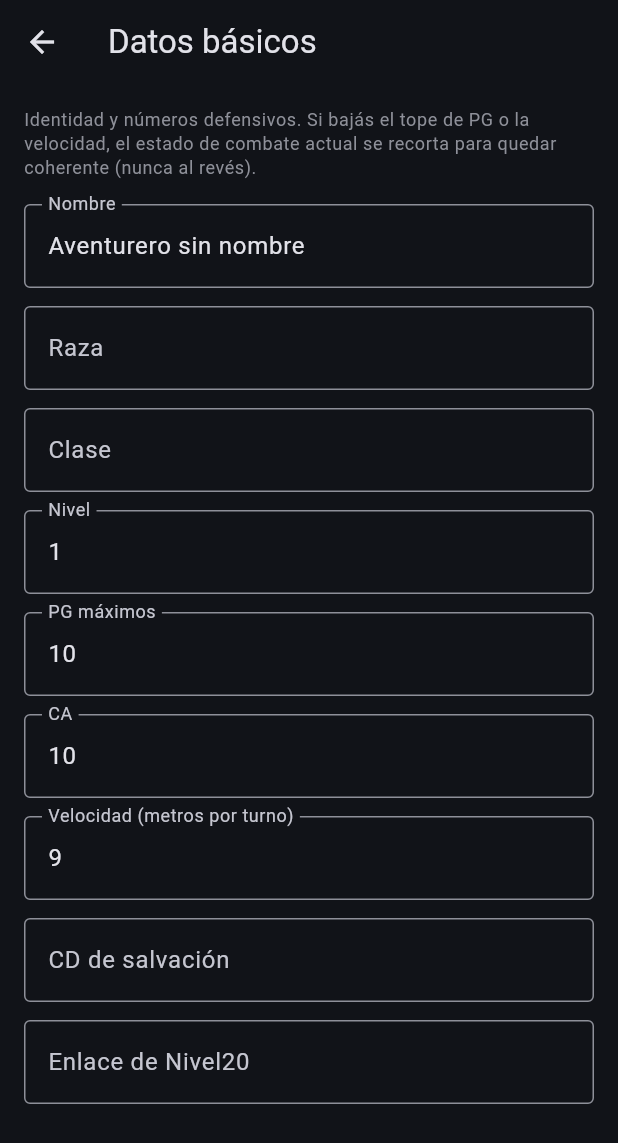
After one commit to TheIronfoxX/EasyDnD, a Flutter app: the CharacterEditorScreen screen opened directly, after a tap on "Datos básicos", on a phone screen of 412 x 824 dp. The commit adds this screen. Shown: the top 1143 px of the screen. Run offline on Flutter 3.47's test engine with Material 3 defaults, Android fonts, the phone set to English and light mode, and no system bars; our stand-ins replace file_picker, shared_preferences; accounts and stored records are empty.

Commit message:
Rework 4a: editor manual — esqueleto, alta en blanco y datos básicos
- Se edita sobre una COPIA de la ficha (roundtrip JSON) y el roster
  no se toca hasta Guardar: valida con el mismo CharacterValidator
  que la importación y commitea por id (replaceCharacter sin
  duplicar; alta si el id no está, cubre también el alta manual
  desde cero que la app vieja no tenía).
- Salir con cambios pide confirmación comparando el JSON del
  borrador contra el original (sin flag dirty a mano).
- CharacterModel.copy()/blank() y los setters coherentes
  setHpMax/setLevel/setSpeed: bajar el tope de PG/velocidad recorta
  el estado de combate, subirlo nunca regala (vida, dados de golpe
  por nivel, movimiento del turno).
- Sección Datos básicos: identidad + PG máx/CA/velocidad/CD/Nivel20.
  Los PG actuales y compañía NO se editan acá: son estado de
  combate del HUD (Etapa 5), pero sobreviven a la edición.
- Avisos del validador al guardar: informativos, no bloquean
  (mismo criterio que el wizard). Campos TextFormField con
  initialValue (sin controllers) que escriben al borrador al toque.
- Tests: alta, edición sin duplicar, bloqueo por nombre vacío,
  descarte con confirmación, coherencia de setters y copy/blank
  (132 verdes).

```diff
--- a/lib/domain/models/character.dart
+++ b/lib/domain/models/character.dart
@@ -12,6 +12,7 @@
 // HP, cargas, ranuras y condiciones en pleno combate y confía en que
 // el store notifique y persista después de cada cambio.
 
+import 'dart:convert';
 import 'dart:math';
 
 import '../../core/dnd_rules.dart';
@@ -84,6 +85,25 @@ class BasicInfo {
 
   /// Bonificador de competencia según nivel (ver DndRules).
   int get proficiencyBonus => DndRules.proficiencyBonusFor(level);
+
+  /// Cambia el máximo de PG manteniendo la coherencia del estado de
+  /// combate: la vida actual se recorta si queda por encima del nuevo
+  /// tope, pero nunca se "cura" sola al subirlo (eso lo hace el
+  /// jugador desde el HUD si le corresponde).
+  void setHpMax(int value) {
+    hpMax = value;
+    if (currentHp > value) currentHp = value;
+  }
+
+  /// Cambia el nivel manteniendo coherentes los dados de golpe: si el
+  /// total era exactamente el nivel viejo (el caso normal: un dado por
+  /// nivel), acompaña al nuevo; los gastados se recortan si quedan por
+  /// encima del total. Si el total era custom (homebrew), se respeta.
+  void setLevel(int value) {
+    if (hitDiceMax == level) hitDiceMax = value;
+    if (hitDiceCurrent > hitDiceMax) hitDiceCurrent = hitDiceMax;
+    level = value;
+  }
 
   factory BasicInfo.fromJson(Map<String, dynamic> json) {
     final hpMax = ((json['hp_max'] as num?) ?? 1).toInt();
@@ -537,6 +557,72 @@ class CharacterModel {
     return 'char_${timestamp}_$random';
   }
 
+  /// Cambia la velocidad base manteniendo coherente el movimiento del
+  /// turno en curso: si quedaba más movimiento que la nueva velocidad,
+  /// se recorta (nunca se "regala" movimiento al subirla a mitad de
+  /// turno).
+  void setSpeed(int value) {
+    basicInfo.speed = value;
+    if (turnStatus.movementRemaining > value) {
+      turnStatus.movementRemaining = value;
+    }
+  }
+
+  /// Copia profunda e INDEPENDIENTE de la ficha. La usa el editor
+  /// manual (Etapa 4): edita una copia y recién al confirmar la
+  /// commitea al roster, así cerrar el editor a mitad de cambios no
+  /// corrompe la ficha guardada.
+  ///
+  /// Va por roundtrip JSON a propósito: pasa por la MISMA
+  /// deserialización que el guardado/carga, así la copia queda
+  /// normalizada exactamente igual que la ficha que va a reemplazar
+  /// (mismos fallbacks, mismo orden de claves).
+  CharacterModel copy() => CharacterModel.fromJson(
+        (jsonDecode(jsonEncode(toJson())) as Map).cast<String, dynamic>(),
+      );
+
+  /// Ficha en blanco para el alta manual (Etapa 4): lo mínimo jugable
+  /// — PG 10, CA 10, velocidad humana, atributos 10/+0, todo lo demás
+  /// vacío — con nombre placeholder. Pasa la validación sin ningún
+  /// aviso (ver test): es una ficha "válida pero por llenar".
+  factory CharacterModel.blank() => CharacterModel(
+        basicInfo: BasicInfo(
+          name: 'Aventurero sin nombre',
+          race: '',
+          characterClass: '',
+          hpMax: 10,
+          currentHp: 10,
+          ac: 10,
+        ),
+        inventory: Inventory(weapons: [], mundaneItems: []),
+        abilitiesByAction: AbilitiesByAction(
+          action: [],
+          bonusAction: [],
+          reaction: [],
+          passive: [],
+        ),
+        stats: StatsBlock(
+          str: _blankScore('Fuerza'),
+          dex: _blankScore('Destreza'),
+          con: _blankScore('Constitución'),
+          intelligence: _blankScore('Inteligencia'),
+          wis: _blankScore('Sabiduría'),
+          cha: _blankScore('Carisma'),
+        ),
+        spellSlots: SpellSlots(slots: []),
+        skills: [],
+        loreInfo: LoreInfo(
+          backstory: '',
+          personalityTraits: '',
+          ideals: '',
+          bonds: '',
+          flaws: '',
+        ),
+      );
+
+  static AbilityScore _blankScore(String name) =>
+      AbilityScore(name: name, value: 10, mod: 0, description: '');
+
   factory CharacterModel.fromJson(Map<String, dynamic> json) {
     final rawSkills = (json['skills'] as List<dynamic>?) ?? [];
     final rawResources = (json['resources'] as List<dynamic>?) ?? [];
--- /dev/null
+++ b/lib/features/editor/character_editor_screen.dart
@@ -0,0 +1,287 @@
+// El editor manual de fichas por secciones (Etapa 4).
+//
+// Flujo: se edita sobre una COPIA de la ficha (o una ficha en blanco
+// para el alta manual) y el roster no se toca hasta "Guardar". Ahí se
+// valida con el MISMO CharacterValidator que la importación con IA y
+// recién entonces se commitea — por índice si la ficha ya existía
+// (replaceCharacter, sin duplicar) o como alta si no.
+//
+// Las secciones (datos, atributos, habilidades, inventario...) son
+// páginas que el shell apila y que mutan el borrador EN EL LUGAR: no
+// hay "guardar" por sección, hay UN commit al final. Salir con
+// cambios sin guardar pide confirmación comparando el JSON del
+// borrador contra el original — barato y sin flag "dirty" que
+// mantener a mano.
+//
+// El estado de combate (PG actuales, recursos gastados, turno)
+// sobrevive a la edición porque viaja serializado en la ficha: la
+// copia lo conserva tal cual y los cambios que lo afectan lo
+// mantienen coherente (ver setHpMax/setLevel/setSpeed del modelo).
+
+import 'dart:convert';
+
+import 'package:flutter/material.dart';
+import 'package:provider/provider.dart';
+
+import '../../domain/character_validator.dart';
+import '../../domain/models/character.dart';
+import '../../state/character_store.dart';
+import 'editor_section_basic_info.dart';
+
+class CharacterEditorScreen extends StatefulWidget {
+  const CharacterEditorScreen({super.key, this.character});
+
+  /// La ficha a editar. Null = alta manual desde cero.
+  final CharacterModel? character;
+
+  @override
+  State<CharacterEditorScreen> createState() => _CharacterEditorScreenState();
+}
+
+/// Una sección del editor: tile del menú + página que recibe el
+/// borrador. Las secciones de las etapas 4b-4d se agregan a
+/// [_sections] sin tocar nada más del shell.
+class _SectionSpec {
+  const _SectionSpec({
+    required this.icon,
+    required this.title,
+    required this.subtitle,
+    required this.page,
+  });
+
+  final IconData icon;
+  final String title;
+  final String Function(CharacterModel draft) subtitle;
+  final Widget Function(CharacterModel draft) page;
+}
+
+class _CharacterEditorScreenState extends State<CharacterEditorScreen> {
+  late final CharacterModel _draft;
+  late final String _originalJson;
+
+  /// True después de un guardado exitoso: el PopScope deja pasar el
+  /// pop sin pedir confirmación de descarte.
+  bool _saved = false;
+
+  static final List<_SectionSpec> _sections = [
+    _SectionSpec(
+      icon: Icons.badge_outlined,
+      title: 'Datos básicos',
+      subtitle: _basicInfoSubtitle,
+      page: (draft) => EditorSectionBasicInfo(draft: draft),
+    ),
+    // 4b: atributos, competencias y ranuras.
+    // 4c: habilidades por economía de acciones.
+    // 4d: recursos, inventario, lore y compañeros.
+  ];
+
+  static String _basicInfoSubtitle(CharacterModel draft) {
+    final basic = draft.basicInfo;
+    final clase =
+        basic.characterClass.isEmpty ? 'sin clase' : basic.characterClass;
+    return 'Nivel ${basic.level} · ${basic.hpMax} PG · CA ${basic.ac} · $clase';
+  }
+
+  @override
+  void initState() {
+    super.initState();
+    _draft = widget.character?.copy() ?? CharacterModel.blank();
+    _originalJson = jsonEncode(_draft.toJson());
+  }
+
+  bool get _hasChanges => jsonEncode(_draft.toJson()) != _originalJson;
+
+  // -------------------------------------------------------------------
+  // ACCIONES
+  // -------------------------------------------------------------------
+
+  Future<void> _openSection(_SectionSpec section) async {
+    await Navigator.of(context).push(
+      MaterialPageRoute<void>(builder: (_) => section.page(_draft)),
+    );
+    // Al volver: los contadores de los tiles pueden haber cambiado.
+    if (mounted) setState(() {});
+  }
+
+  Future<void> _confirmDiscardAndPop() async {
+    if (!_hasChanges) {
+      Navigator.of(context).pop(false);
+      return;
+    }
+
+    final discard = await showDialog<bool>(
+      context: context,
+      builder: (dialogContext) => AlertDialog(
+        title: const Text('¿Descartar los cambios?'),
+        content: const Text(
+          'Esta ficha tiene cambios sin guardar. Si salís ahora, se pierden.',
+        ),
+        actions: [
+          TextButton(
+            onPressed: () => Navigator.of(dialogContext).pop(false),
+            child: const Text('Seguir editando'),
+          ),
+          FilledButton.tonal(
+            onPressed: () => Navigator.of(dialogContext).pop(true),
+            child: const Text('Descartar'),
+          ),
+        ],
+      ),
+    );
+
+    if (discard == true && mounted) Navigator.of(context).pop(false);
+  }
+
+  Future<void> _save() async {
+    // Se captura antes de los awaits: después de los diálogos el
+    // contexto podría ya no estar montado.
+    final store = context.read<CharacterStore>();
+
+    final result = CharacterValidator.validateMap(_draft.toJson());
+
+    // Errores bloqueantes (en la práctica: nombre vacío): no entra nada.
+    if (!result.isOk) {
+      await showDialog<void>(
+        context: context,
+        builder: (dialogContext) => AlertDialog(
+          title: const Text('La ficha no se puede guardar'),
+          content: Column(
+            mainAxisSize: MainAxisSize.min,
+            crossAxisAlignment: CrossAxisAlignment.start,
+            children: [
+              for (final error in result.errors)
+                Padding(
+                  padding: const EdgeInsets.only(bottom: 4),
+                  child: Text('${error.field} — ${error.message}'),
+                ),
+            ],
+          ),
+          actions: [
+            FilledButton(
+              onPressed: () => Navigator.of(dialogContext).pop(),
+              child: const Text('Corregir'),
+            ),
+          ],
+        ),
+      );
+      return;
+    }
+
+    // Avisos: no bloquean (mismo criterio permisivo que el wizard de
+    // importación), pero se listan antes de dejarlos pasar.
+    final warnings = result.warnings;
+    if (warnings.isNotEmpty) {
+      final goOn = await showDialog<bool>(
+        context: context,
+        builder: (dialogContext) => AlertDialog(
+          title: Text('Hay ${warnings.length} avisos'),
+          content: SizedBox(
+            width: double.maxFinite,
+            child: ListView(
+              shrinkWrap: true,
+              children: [
+                for (final warning in warnings)
+                  ListTile(
+                    dense: true,
+                    contentPadding: EdgeInsets.zero,
+                    title: Text(warning.field,
+                        style: const TextStyle(fontFamily: 'monospace')),
+                    subtitle: Text(warning.message),
+                  ),
+              ],
+            ),
+          ),
+          actions: [
+            TextButton(
+              onPressed: () => Navigator.of(dialogContext).pop(false),
+              child: const Text('Seguir editando'),
+            ),
+            FilledButton.tonal(
+              onPressed: () => Navigator.of(dialogContext).pop(true),
+              child: const Text('Guardar igual'),
+            ),
+          ],
+        ),
+      );
+      if (goOn != true) return;
+    }
+
+    final character = result.character!;
+    final index = store.roster.indexWhere((c) => c.id == character.id);
+    if (index >= 0) {
+      store.replaceCharacter(index, character);
+    } else {
+      // Alta manual — o la ficha se borró del roster mientras el
+      // editor estaba abierto: entra como nueva en vez de perderla.
+      store.addCharacter(character);
+    }
+
+    if (mounted) {
+      setState(() => _saved = true);
+      Navigator.of(context).pop(true);
+    }
+  }
+
+  // -------------------------------------------------------------------
+  // LAYOUT
+  // -------------------------------------------------------------------
+
+  @override
+  Widget build(BuildContext context) {
+    final theme = Theme.of(context);
+    final isNew = widget.character == null;
+
+    return PopScope(
+      // Mientras no se guardó, todo pop (botón atrás, gesto, cierre)
+      // pasa por la confirmación de descarte.
+      canPop: _saved,
+      onPopInvokedWithResult: (didPop, result) {
+        if (didPop) return; // ya salió: save o sin cambios.
+        _confirmDiscardAndPop();
+      },
+      child: Scaffold(
+        appBar: AppBar(
+          title: Text(isNew
+              ? 'Nueva ficha'
+              : 'Editar a ${widget.character!.basicInfo.name}'),
+        ),
+        body: ListView(
+          padding: const EdgeInsets.symmetric(vertical: 8),
+          children: [
+            for (final section in _sections)
+              ListTile(
+                leading: Icon(section.icon),
+                title: Text(section.title),
+                subtitle: Text(section.subtitle(_draft)),
+                trailing: const Icon(Icons.chevron_right_rounded),
+                onTap: () => _openSection(section),
+              ),
+          ],
+        ),
+        bottomNavigationBar: SafeArea(
+          top: false,
+          minimum: const EdgeInsets.fromLTRB(16, 12, 16, 12),
+          child: Column(
+            mainAxisSize: MainAxisSize.min,
+            crossAxisAlignment: CrossAxisAlignment.stretch,
+            children: [
+              FilledButton.icon(
+                onPressed: _save,
+                icon: const Icon(Icons.save_rounded),
+                label: Text(isNew ? 'Crear ficha' : 'Guardar cambios'),
+              ),
+              const SizedBox(height: 6),
+              Text(
+                'Los cambios viven en el borrador hasta que guardes.',
+                textAlign: TextAlign.center,
+                style: theme.textTheme.bodySmall?.copyWith(
+                  color: theme.colorScheme.outline,
+                ),
+              ),
+            ],
+          ),
+        ),
+      ),
+    );
+  }
+}
--- /dev/null
+++ b/lib/features/editor/editor_fields.dart
@@ -0,0 +1,235 @@
+// Campos reutilizables de los formularios del editor manual (Etapa 4).
+//
+// Patrón común a todos: TextFormField con initialValue (el estado vive
+// en el FormField, sin controllers que administrar ni liberar) que
+// escribe directo al BORRADOR vía onChanged. Los cambios no tocan el
+// roster: la pantalla del editor decide cuándo commitear.
+//
+// Los campos numéricos son tolerantes mientras se tipea: mientras lo
+// tecleado no sea un entero válido, el borrador conserva el último
+// valor válido; el validador del guardado es la red de seguridad final.
+
+import 'package:flutter/material.dart';
+import 'package:flutter/services.dart';
+
+import '../../core/dice.dart';
+
+/// Campo de texto simple (nombre, raza, descripciones...).
+class EditorTextField extends StatelessWidget {
+  const EditorTextField({
+    super.key,
+    required this.label,
+    required this.initialValue,
+    required this.onChanged,
+    this.hint,
+    this.maxLines = 1,
+    this.minLines,
+    this.keyboardType,
+    this.autocorrect = true,
+    this.monospace = false,
+  });
+
+  final String label;
+  final String initialValue;
+  final ValueChanged<String> onChanged;
+  final String? hint;
+  final int maxLines;
+  final int? minLines;
+  final TextInputType? keyboardType;
+  final bool autocorrect;
+
+  /// Texto largo en monospace (notaciones, JSON crudo...).
+  final bool monospace;
+
+  @override
+  Widget build(BuildContext context) {
+    final theme = Theme.of(context);
+    return TextFormField(
+      initialValue: initialValue,
+      decoration: InputDecoration(
+        labelText: label,
+        hintText: hint,
+        border: const OutlineInputBorder(),
+        alignLabelWithHint: maxLines > 1,
+      ),
+      maxLines: maxLines,
+      minLines: minLines,
+      keyboardType: keyboardType,
+      autocorrect: autocorrect,
+      style: monospace
+          ? theme.textTheme.bodyMedium?.copyWith(fontFamily: 'monospace')
+          : null,
+      onChanged: onChanged,
+    );
+  }
+}
+
+/// Campo de número entero. [onChanged] recibe null únicamente cuando
+/// [allowEmpty] es true y el campo quedó vacío (para nullables como
+/// spell_save_dc); mientras lo tecleado no parsea, el borrador retiene
+/// el último valor válido.
+class EditorIntField extends StatelessWidget {
+  const EditorIntField({
+    super.key,
+    required this.label,
+    required this.value,
+    required this.onChanged,
+    this.hint,
+    this.allowEmpty = false,
+    this.allowNegative = false,
+  });
+
+  final String label;
+
+  /// Valor actual del borrador; solo alimenta el initialValue.
+  final int? value;
+
+  /// Si es null mientras se tipea basura, el borrador no se toca.
+  final ValueChanged<int?> onChanged;
+
+  /// True = el campo puede quedar vacío (y entonces onChanged recibe
+  /// null). Para números nullables del shape.
+  final bool allowEmpty;
+
+  /// True = acepta un "-" (mods. negativos, bonos de ataque...).
+  final bool allowNegative;
+
+  final String? hint;
+
+  @override
+  Widget build(BuildContext context) {
+    return TextFormField(
+      initialValue: value?.toString() ?? '',
+      keyboardType: TextInputType.number,
+      inputFormatters: [
+        FilteringTextInputFormatter.allow(
+          RegExp(allowNegative ? r'^-?\d*$' : r'^\d*$'),
+        ),
+      ],
+      decoration: InputDecoration(
+        labelText: label,
+        hintText: hint,
+        border: const OutlineInputBorder(),
+      ),
+      onChanged: (text) {
+        if (text.isEmpty) {
+          if (allowEmpty) onChanged(null);
+          return;
+        }
+        final parsed = int.tryParse(text);
+        if (parsed != null) onChanged(parsed);
+      },
+    );
+  }
+}
+
+/// Campo de notación de dado ("2d6+3", "+5", "1d8") con validación EN
+/// VIVO: si lo tecleado no parsea con DiceFormula, el campo lo avisa
+/// en rojo al toque — el mismo formato que el HUD necesitará para
+/// tirarlo después (un dado mal escrito falla en silencio a mitad de
+/// combate, preferimos que se vea acá). Vacío = sin error: muchos
+/// efectos no tiran dado.
+class EditorDiceField extends StatefulWidget {
+  const EditorDiceField({
+    super.key,
+    required this.label,
+    required this.initialValue,
+    required this.onChanged,
+    this.hint,
+  });
+
+  final String label;
+  final String initialValue;
+  final ValueChanged<String> onChanged;
+  final String? hint;
+
+  @override
+  State<EditorDiceField> createState() => _EditorDiceFieldState();
+}
+
+class _EditorDiceFieldState extends State<EditorDiceField> {
+  String? _error;
+
+  void _handleChanged(String text) {
+    setState(() {
+      _error = _validate(text);
+    });
+    widget.onChanged(text);
+  }
+
+  String? _validate(String text) {
+    if (text.trim().isEmpty) return null;
+    if (DiceFormula.tryParse(text) == null) {
+      return 'Notación de dado inválida. Ejemplos: "2d6+3", "1d8", "+5".';
+    }
+    return null;
+  }
+
+  @override
+  Widget build(BuildContext context) {
+    return TextFormField(
+      initialValue: widget.initialValue,
+      decoration: InputDecoration(
+        labelText: widget.label,
+        hintText: widget.hint,
+        border: const OutlineInputBorder(),
+        errorText: _error,
+        errorMaxLines: 2,
+      ),
+      autocorrect: false,
+      style: Theme.of(context).textTheme.bodyMedium?.copyWith(
+            fontFamily: 'monospace',
+          ),
+      onChanged: _handleChanged,
+    );
+  }
+}
+
+/// Wrapper de página de sección: AppBar con el nombre de la sección y
+/// cuerpo scrolleable con los campos apilados. Todas las secciones del
+/// editor comparten esta piel para no repetir Scaffold trescientas
+/// veces.
+class EditorSectionScaffold extends StatelessWidget {
+  const EditorSectionScaffold({
+    super.key,
+    required this.title,
+    required this.children,
+    this.help,
+  });
+
+  final String title;
+
+  /// Texto de ayuda contextual que va arriba de todo, si la sección lo
+  /// necesita (qué significa este bloque dentro de la ficha).
+  final String? help;
+
+  final List<Widget> children;
+
+  @override
+  Widget build(BuildContext context) {
+    final theme = Theme.of(context);
+    return Scaffold(
+      appBar: AppBar(title: Text(title)),
+      body: SafeArea(
+        child: ListView(
+          padding: const EdgeInsets.fromLTRB(16, 16, 16, 32),
+          children: [
+            if (help != null) ...[
+              Text(
+                help!,
+                style: theme.textTheme.bodySmall?.copyWith(
+                  color: theme.colorScheme.outline,
+                ),
+              ),
+              const SizedBox(height: 16),
+            ],
+            for (final child in children) ...[
+              child,
+              const SizedBox(height: 12),
+            ],
+          ],
+        ),
+      ),
+    );
+  }
+}
--- /dev/null
+++ b/lib/features/editor/editor_section_basic_info.dart
@@ -0,0 +1,99 @@
+// Sección "Datos básicos" del editor: identidad y números defensivos
+// de la ficha (nombre, raza, clase, nivel, PG máx, CA, velocidad, CD
+// de salvación y el enlace de Nivel20).
+//
+// Lo que NO se edita acá a propósito:
+// - PG actuales / dados de golpe gastados / movimiento del turno:
+//   estado de COMBATE que administra el HUD (Etapa 5). Igual los
+//   cambios acá los mantienen coherentes (ver setHpMax/setLevel/
+//   setSpeed del modelo).
+// - hit_die_sides: se infiere de la clase (DndRules), tocarlo a mano
+//   sería invitar a errores; si la clase es homebrew rara, el valor
+//   correcto llega igual desde la importación con IA.
+//
+// Cada cambio se aplica al borrador al toque (no hay botón "listo"
+// por sección: el commit a la ficha real es el "Guardar" del editor).
+
+import 'package:flutter/material.dart';
+
+import '../../domain/models/character.dart';
+import 'editor_fields.dart';
+
+class EditorSectionBasicInfo extends StatelessWidget {
+  const EditorSectionBasicInfo({super.key, required this.draft});
+
+  /// El borrador compartido del editor: se muta en el lugar.
+  final CharacterModel draft;
+
+  @override
+  Widget build(BuildContext context) {
+    final basic = draft.basicInfo;
+
+    return EditorSectionScaffold(
+      title: 'Datos básicos',
+      help: 'Identidad y números defensivos. Si bajás el tope de PG o '
+          'la velocidad, el estado de combate actual se recorta para '
+          'quedar coherente (nunca al revés).',
+      children: [
+        EditorTextField(
+          label: 'Nombre',
+          initialValue: basic.name,
+          onChanged: (value) => basic.name = value,
+        ),
+        EditorTextField(
+          label: 'Raza',
+          initialValue: basic.race,
+          onChanged: (value) => basic.race = value,
+        ),
+        EditorTextField(
+          label: 'Clase',
+          initialValue: basic.characterClass,
+          hint: 'Ej: Artillero 6 (con el nivel pegado también vale)',
+          onChanged: (value) => basic.characterClass = value,
+        ),
+        EditorIntField(
+          label: 'Nivel',
+          value: basic.level,
+          onChanged: (value) {
+            if (value != null) basic.setLevel(value);
+          },
+        ),
+        EditorIntField(
+          label: 'PG máximos',
+          value: basic.hpMax,
+          onChanged: (value) {
+            if (value != null) basic.setHpMax(value);
+          },
+        ),
+        EditorIntField(
+          label: 'CA',
+          value: basic.ac,
+          onChanged: (value) => basic.ac = value ?? basic.ac,
+        ),
+        EditorIntField(
+          label: 'Velocidad (metros por turno)',
+          value: basic.speed,
+          onChanged: (value) {
+            if (value != null) draft.setSpeed(value);
+          },
+        ),
+        EditorIntField(
+          label: 'CD de salvación',
+          value: basic.spellSaveDc,
+          allowEmpty: true,
+          hint: 'Dejalo vacío si no lanza conjuros',
+          onChanged: (value) => basic.spellSaveDc = value,
+        ),
+        EditorTextField(
+          label: 'Enlace de Nivel20',
+          initialValue: basic.nivel20Link ?? '',
+          hint: 'https://nivel20.com/games/.../characters/...',
+          keyboardType: TextInputType.url,
+          autocorrect: false,
+          onChanged: (value) =>
+              basic.nivel20Link = value.trim().isEmpty ? null : value,
+        ),
+      ],
+    );
+  }
+}
```
Also changed, not shown: lib/app/placeholder_home.dart (+30 -8 lines), 2 other files.
